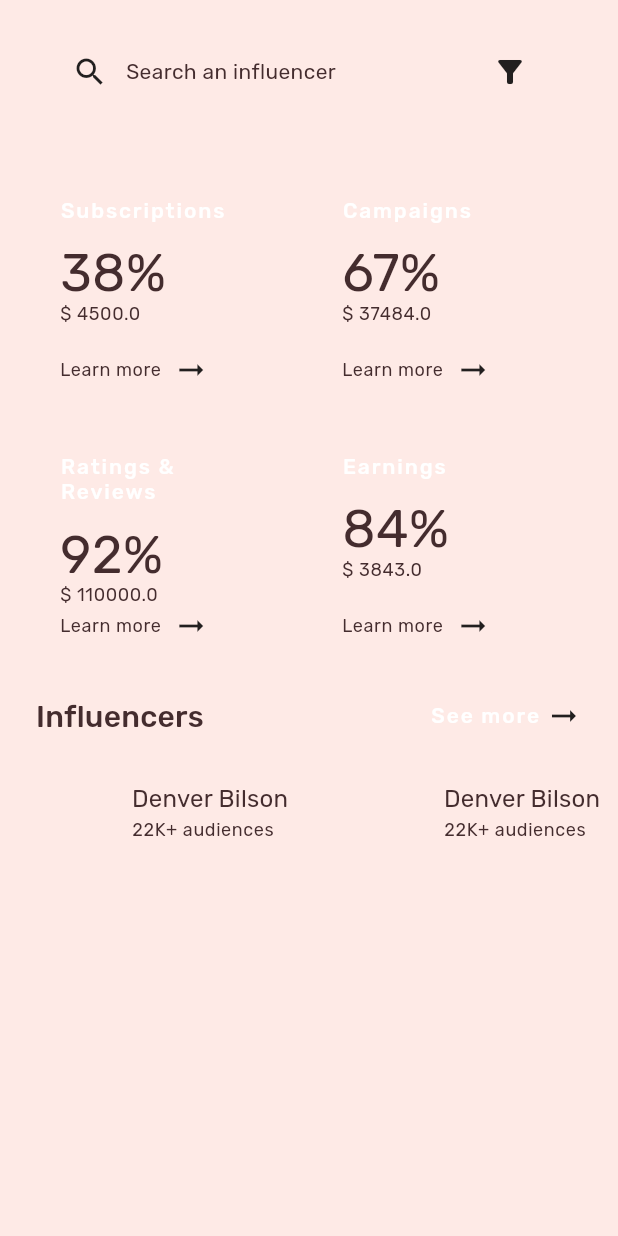
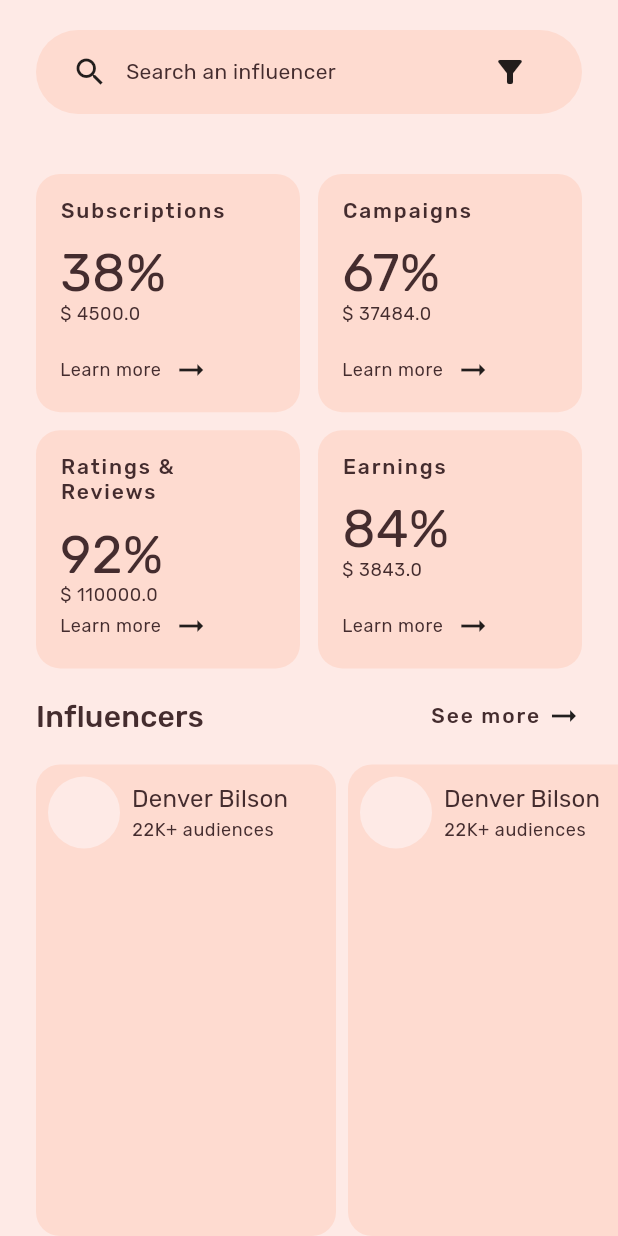
Before and after one commit to mobile-apps-shortcourse/oct-nov-mobile-apps, a Flutter app: the BrandDashboard widget shown alone on an empty page, opened directly, on a phone screen of 412 x 824 dp. Run offline on Flutter 3.47's test engine with Material 2 defaults, Android fonts, the phone set to English and light mode, and no system bars; our stand-ins replace bloc, cached_network_image, cloud_firestore, copy_with_extension, firebase_auth, firebase_core and 9 more; missing offline and left inert: twitter_login; accounts and stored records are empty; network calls fail.

Commit message:
brand dashboard underway

```diff
--- a/reach/lib/app.dart
+++ b/reach/lib/app.dart
@@ -1,3 +1,4 @@
+import 'package:flutter/cupertino.dart';
 import 'package:flutter/material.dart';
 import 'package:reach/config/themes.dart';
 import 'package:reach/presentation/pages/splash.dart';
@@ -16,6 +17,7 @@ class ReachApp extends StatelessWidget {
       darkTheme: kDarkTheme(context),
       themeMode: ThemeMode.system,
       home: const SplashPage(),
+      scrollBehavior: const CupertinoScrollBehavior(),
     );
   }
 }
--- a/reach/lib/config/themes.dart
+++ b/reach/lib/config/themes.dart
@@ -117,7 +117,7 @@ ThemeData kLightTheme(BuildContext context) => ThemeData.light().copyWith(
         onError: _kWhite,
         background: _kPink50,
         onBackground: _kPink900,
-        surface: _kPink50,
+        surface: _kPink100,
         onSurface: _kPink900,
       ),
       textTheme: _kDefaultTextTheme(_kPink900, _kWhite),
--- a/reach/lib/presentation/pages/brand/dashboard.brand.dart
+++ b/reach/lib/presentation/pages/brand/dashboard.brand.dart
@@ -130,7 +130,8 @@ class _BrandDashboardState extends State<BrandDashboard> {
                   children: [
                     Text(
                       _analytics[index].title,
-                      style: textTheme.button,
+                      style: textTheme.button
+                          ?.copyWith(color: colorScheme.onSurface),
                     ),
                     Expanded(
                         child: Padding(
@@ -185,7 +186,8 @@ class _BrandDashboardState extends State<BrandDashboard> {
                 children: [
                   Text(
                     'See more',
-                    style: textTheme.button,
+                    style: textTheme.button
+                        ?.copyWith(color: colorScheme.onBackground),
                     textAlign: TextAlign.start,
                   ),
                   const SizedBox(width: 4),
```
